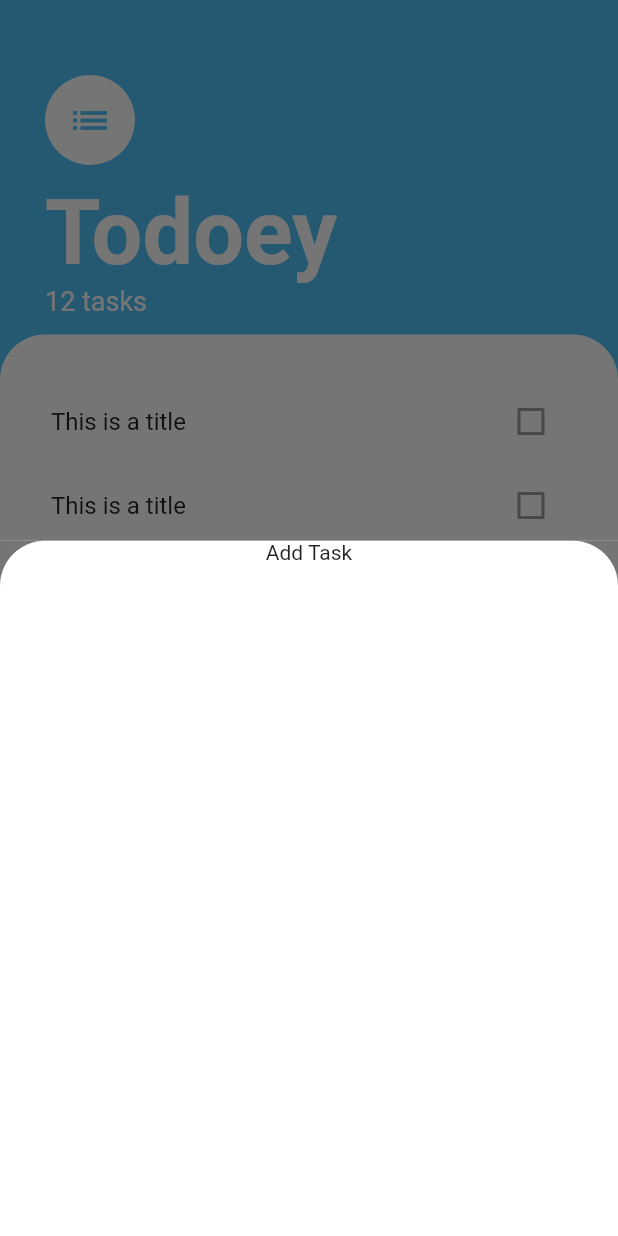
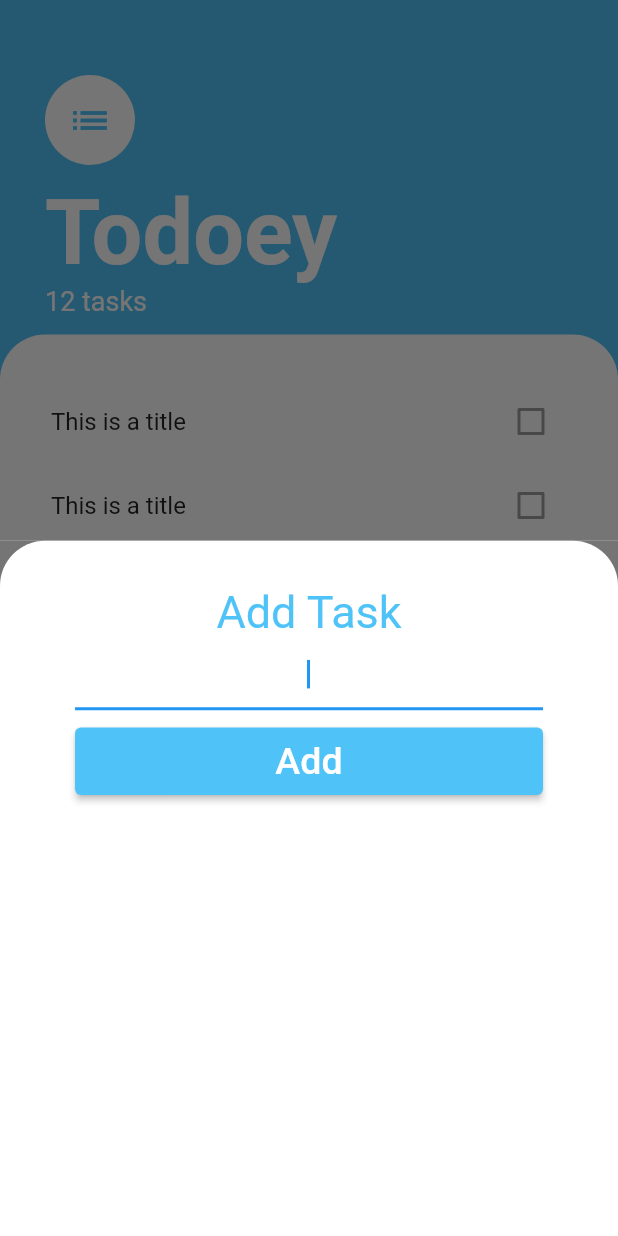
Before and after one commit to uditshaw/todoey_flutter, a Flutter app: the screen it shows after launch, after a tap on the "add" icon, on a phone screen of 412 x 824 dp. Run offline on Flutter 3.47's test engine with Material 2 defaults, Android fonts, the phone set to English and light mode, and no system bars.

Commit message:
added Add Task screen

```diff
--- a/lib/Screens/add_task_screen.dart
+++ b/lib/Screens/add_task_screen.dart
@@ -11,8 +11,38 @@ class AddTaskScreen extends StatelessWidget {
             borderRadius: BorderRadius.only(
                 topRight: Radius.circular(30), topLeft: Radius.circular(30))),
         child: Center(
-          child: Column(
-            children: [Text('Add Task')],
+          child: Container(
+            padding: EdgeInsets.symmetric(vertical: 30, horizontal: 50),
+            child: Column(
+              crossAxisAlignment: CrossAxisAlignment.stretch,
+              children: [
+                Text(
+                  'Add Task',
+                  textAlign: TextAlign.center,
+                  style:
+                      TextStyle(color: Colors.lightBlue.shade300, fontSize: 30),
+                ),
+                TextField(
+                  autofocus: true,
+                  textAlign: TextAlign.center,
+                ),
+                SizedBox(
+                  height: 10,
+                ),
+                TextButton(
+                  onPressed: null,
+                  style: ButtonStyle(
+                    elevation: MaterialStateProperty.all(2),
+                    backgroundColor:
+                        MaterialStateProperty.all(Colors.lightBlue.shade300),
+                  ),
+                  child: Text(
+                    'Add',
+                    style: TextStyle(color: Colors.white, fontSize: 25),
+                  ),
+                ),
+              ],
+            ),
           ),
         ),
       ),
--- a/lib/Widgets/task_tile.dart
+++ b/lib/Widgets/task_tile.dart
@@ -9,7 +9,18 @@ class TaskTile extends StatelessWidget {
   Widget build(BuildContext context) {
     return ListTile(
       title: Text('This is a title'),
-      trailing: Checkbox(value: false, onChanged: null),
+      trailing: TaskCheckBox(),
     );
   }
 }
+
+class TaskCheckBox extends StatelessWidget {
+  const TaskCheckBox({
+    Key? key,
+  }) : super(key: key);
+
+  @override
+  Widget build(BuildContext context) {
+    return Checkbox(value: false, onChanged: null);
+  }
+}
```
